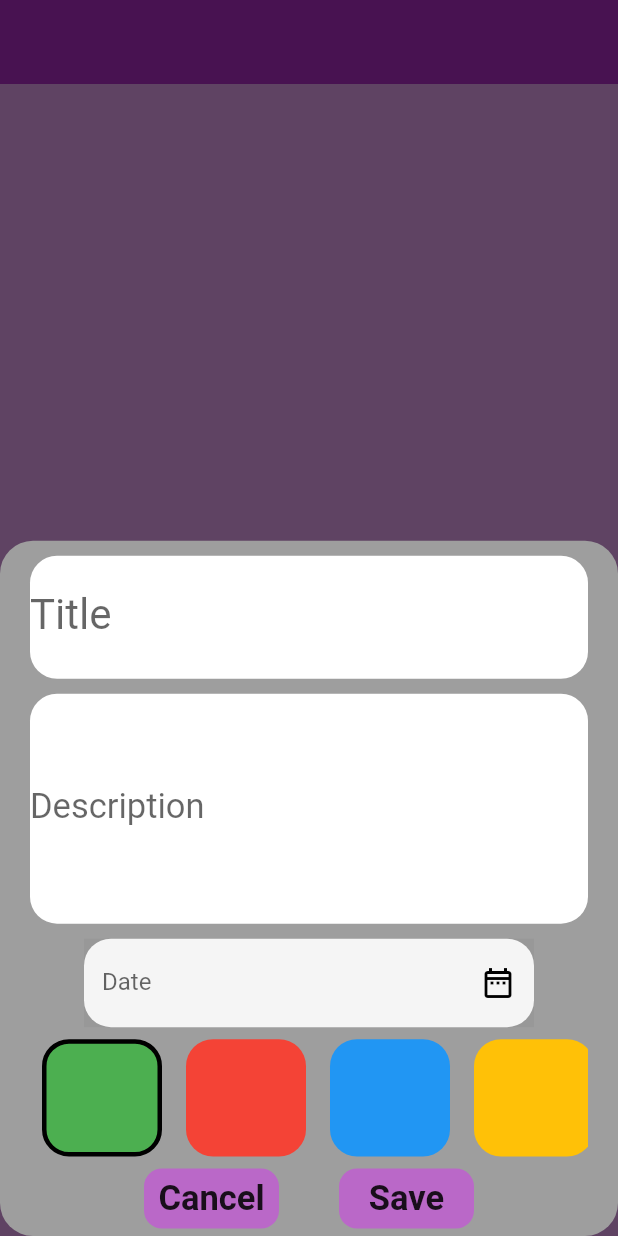
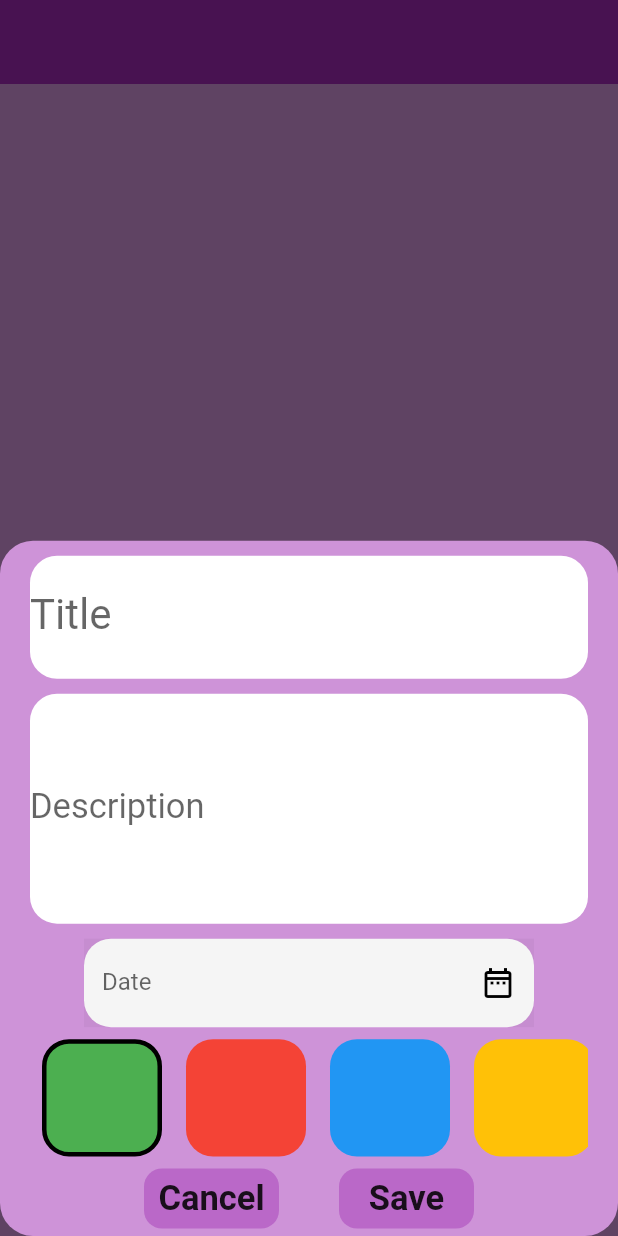
Before and after one commit to NibinBiju/todo_app2, a Flutter app: the screen it shows after launch, after a tap on the "delete" icon, after a tap on the "add" icon, on a phone screen of 412 x 824 dp. Run offline on Flutter 3.47's test engine with Material 2 defaults, Android fonts, the phone set to English and light mode, and no system bars; our stand-ins replace hive, hive_flutter; accounts and stored records are empty; statements that could not run were skipped.

```diff
--- a/lib/controller/hive_controller.dart
+++ b/lib/controller/hive_controller.dart
@@ -4,19 +4,17 @@ import 'package:todo_app2/model/todo_model.dart';
 class Dbhive {
   final _db = Hive.box('mytodo');
 
-  void intialData() {
-    TodoModel.mytodo = [
-      TodoModel(title: 'title', description: 'description', date: 'date')
-    ];
+  void updateData() {
+    _db.put('TODOLIST', TodoModel.mytodo);
+    print('');
   }
 
-  void addata() {
-    _db.put('TODOLIST', TodoModel.mytodo);
-    print('added');
-  }
-
-  void loaddata() {
-    TodoModel.mytodo = _db.get('TODOLIST');
+  void loadData() {
+    final List mytodo2 = _db.get('TODOLIST');
+    TodoModel.mytodo = mytodo2
+        .map((e) =>
+            TodoModel(title: e.title, description: e.description, date: e.date))
+        .toList();
     print('load');
   }
 }
--- a/lib/controller/todolist_controllers.dart
+++ b/lib/controller/todolist_controllers.dart
@@ -9,11 +9,11 @@ class TodolistController {
 
   void addata(TodoModel todoModel) {
     mytodo.add(todoModel);
-    dbhive.addata();
+    dbhive.updateData();
   }
 
   void delete(int index) {
     mytodo.removeAt(index);
-    dbhive.addata();
+    dbhive.updateData();
   }
 }
--- a/lib/main.dart
+++ b/lib/main.dart
@@ -2,15 +2,15 @@
 
 import 'package:flutter/material.dart';
 import 'package:hive_flutter/adapters.dart';
+import 'package:todo_app2/model/todo_model.dart';
 import 'package:todo_app2/views/home.dart';
 
 Future<void> main() async {
   WidgetsFlutterBinding.ensureInitialized();
   //intialize flutter
   await Hive.initFlutter();
-  // if(!Hive.isAdapterRegistered())
-
-  //open database
+  Hive.registerAdapter(TodoModelAdapter());
+  //open box
   var box = await Hive.openBox('mytodo');
   runApp(const MyApp());
 }
--- a/lib/model/todo_model.dart
+++ b/lib/model/todo_model.dart
@@ -1,10 +1,18 @@
 import 'package:flutter/material.dart';
+import 'package:hive_flutter/adapters.dart';
+part 'todo_model.g.dart';
 
+@HiveType(typeId: 1)
 class TodoModel {
   static List<TodoModel> mytodo = [];
+
+  @HiveField(0)
   final String title;
+  @HiveField(1)
   final String description;
+  @HiveField(2)
   final String date;
+  @HiveField(3)
   final Color? color;
 
   TodoModel({
--- a/lib/views/home.dart
+++ b/lib/views/home.dart
@@ -1,5 +1,5 @@
 import 'package:flutter/material.dart';
-import 'package:hive_flutter/adapters.dart';
+import 'package:hive/hive.dart';
 import 'package:todo_app2/controller/hive_controller.dart';
 import 'package:todo_app2/controller/todolist_controllers.dart';
 import 'package:todo_app2/model/todo_model.dart';
@@ -17,18 +17,17 @@ class HomePage extends StatefulWidget {
 class _HomePageState extends State<HomePage> {
   //instance for dbhive class
   Dbhive dbhive = Dbhive();
-
-  //referance of hive box
   final _db = Hive.box('mytodo');
 
   @override
   void initState() {
-    if (_db.get('TODOLIST') == null) {
-      dbhive.intialData();
-      print('initial');
+    dbhive.loadData();
+    if (_db.get('mytodo') == null) {
+      print('empty');
     } else {
-      dbhive.loaddata();
+      dbhive.loadData();
     }
+
     super.initState();
   }
 
@@ -47,6 +46,8 @@ class _HomePageState extends State<HomePage> {
 
   //variable for container color
   Color selectedColor = Colors.white;
+
+  bool border = false;
 
   @override
   Widget build(BuildContext context) {
@@ -100,7 +101,7 @@ class _HomePageState extends State<HomePage> {
                 padding: const EdgeInsets.only(
                     left: 20, right: 20, top: 10, bottom: 5),
                 decoration: BoxDecoration(
-                  color: Colors.grey,
+                  color: Colors.purple.shade200,
                   borderRadius: BorderRadius.circular(22),
                 ),
                 child: Column(
@@ -195,15 +196,17 @@ class _HomePageState extends State<HomePage> {
                         scrollDirection: Axis.horizontal,
                         itemCount: ColorsConstant.color.length,
                         itemBuilder: (context, index) {
-                          return ColorPicker(
+                          return StatefulBuilder(
+                            builder: (context, setState) => ColorPicker(
                               index: index,
                               selectedIndex: selectedIndex,
                               onchangeBorder: () {
                                 setState(() {
                                   selectedIndex = index;
+                                  selectedColor = ColorsConstant.color[index];
                                 });
-                              selectedColor = ColorsConstant.color[index];
                               },
+                            ),
                           );
                         },
                       ),
--- a/lib/views/widgets/color_picker.dart
+++ b/lib/views/widgets/color_picker.dart
@@ -24,11 +24,11 @@ class ColorPicker extends StatelessWidget {
             decoration: BoxDecoration(
                 borderRadius: BorderRadius.circular(18),
                 color: ColorsConstant.color[index],
-                border: selectedIndex == index
-                    ? Border.all(
-                        width: 3,
-                      )
-                    : null),
+                border: Border.all(
+                    width: 3,
+                    color: selectedIndex == index
+                        ? Colors.black
+                        : Colors.transparent)),
           )),
     );
   }
```
Also changed, not shown: lib/views/decription.dart (+6 -5 lines), lib/views/widgets/todotile.dart (+12 -9 lines), lib/model/todo_model.g.dart (added). Lines whose indentation alone changed are shown as unchanged.
